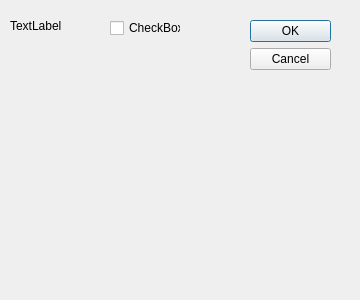
Above: UI/checkDialog.ui from flynfly/csvxtz before the change. Below: the same form after it.
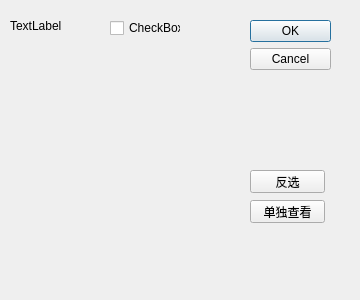
That is the form after the change.

Patch:
```diff
--- a/UI/checkDialog.ui
+++ b/UI/checkDialog.ui
@@ -55,6 +55,32 @@
     <string>CheckBox</string>
    </property>
   </widget>
+  <widget class="QPushButton" name="pushButton">
+   <property name="geometry">
+    <rect>
+     <x>250</x>
+     <y>200</y>
+     <width>75</width>
+     <height>23</height>
+    </rect>
+   </property>
+   <property name="text">
+    <string>单独查看</string>
+   </property>
+  </widget>
+  <widget class="QPushButton" name="pushButton_2">
+   <property name="geometry">
+    <rect>
+     <x>250</x>
+     <y>170</y>
+     <width>75</width>
+     <height>23</height>
+    </rect>
+   </property>
+   <property name="text">
+    <string>反选</string>
+   </property>
+  </widget>
  </widget>
  <resources/>
  <connections>
```
Left out of the diff: 32 changed lines with no effect on the pictures.
